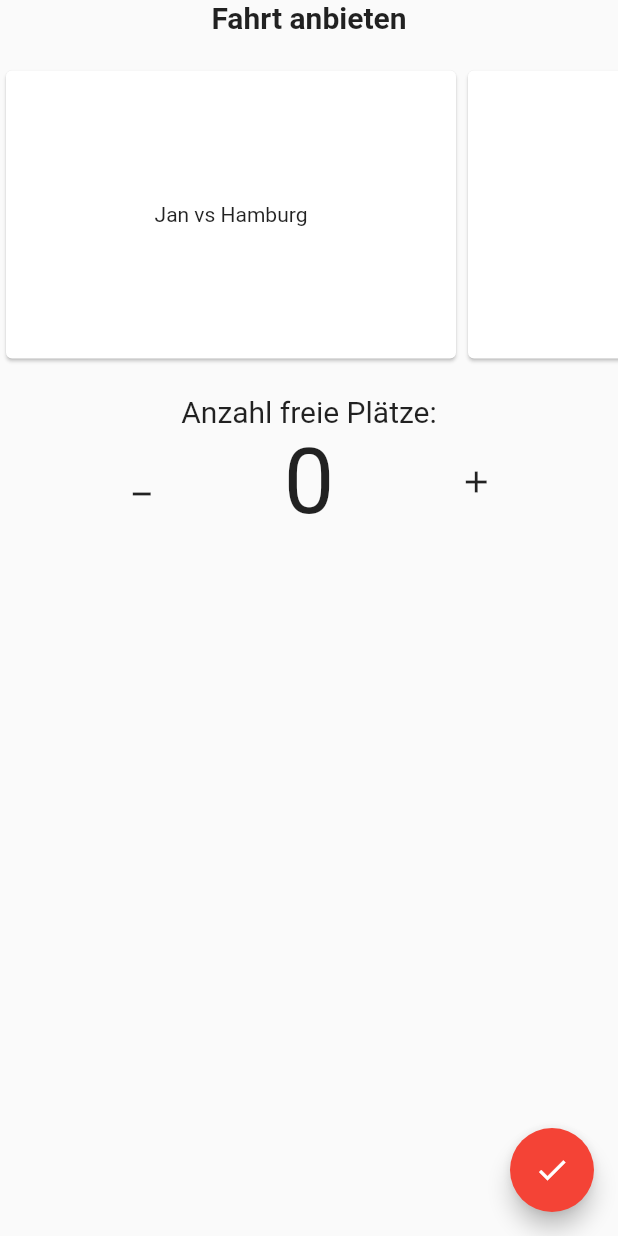
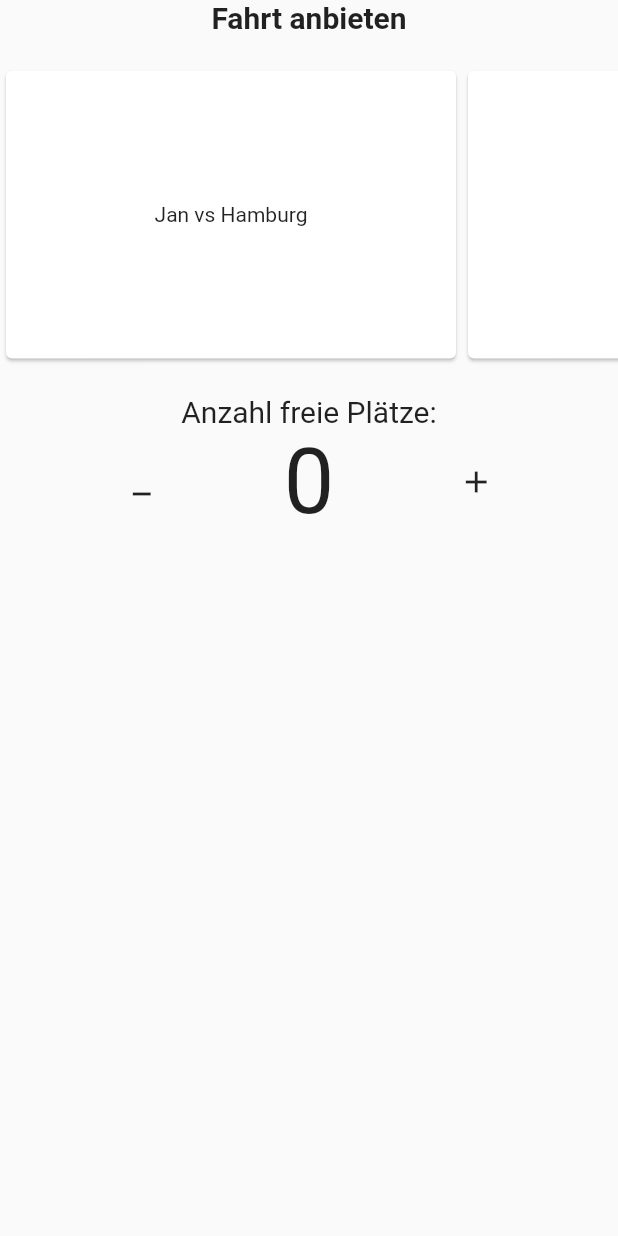
Before and after one commit to elyesnasri/Floodlight, a Flutter app: the DriverScreen screen opened directly, after a tap on the "minimize" icon, on a phone screen of 412 x 824 dp. Run offline on Flutter 3.47's test engine with Material 2 defaults, Android fonts, the phone set to English and light mode, and no system bars.

Commit message:
Driver code improved

```diff
--- a/lib/register/DriverScreen.dart
+++ b/lib/register/DriverScreen.dart
@@ -8,6 +8,7 @@ class DriverScreen extends StatefulWidget {
 
 class _NumberCountDemoState extends State<DriverScreen> {
   int _n = 0;
+  bool _isVisible = false;
 
   @override
   Widget build(BuildContext context) {
@@ -44,6 +45,9 @@ class _NumberCountDemoState extends State<DriverScreen> {
                   setState(() {
                     if (_n != 0 && _n != 1) {
                       _n--;
+                      if (_n < 1) {
+                        _isVisible = false;
+                      }
                     }
                   });
                 },
@@ -54,6 +58,9 @@ class _NumberCountDemoState extends State<DriverScreen> {
                 onPressed: () {
                   setState(() {
                     _n++;
+                    if (_n >= 1) {
+                      _isVisible = true;
+                    }
                   });
                 },
               ),
@@ -61,12 +68,15 @@ class _NumberCountDemoState extends State<DriverScreen> {
           ),
         ],
       ),
-      floatingActionButton: FloatingActionButton(
-        onPressed: () {
-          ConfirmBuy.showPopUp(context, "Fahrt veröftlichen?",
-              "Andere können sich bei dir melden.", "weiter");
-        },
-        child: Icon(Icons.check),
+      floatingActionButton: Visibility(
+        visible: _isVisible,
+        child: FloatingActionButton(
+          onPressed: () {
+            ConfirmBuy.showPopUp(context, "Fahrt veröftlichen?",
+                "Andere können sich bei dir melden.", "weiter");
+          },
+          child: Icon(Icons.check),
+        ),
       ),
     );
   }
```
